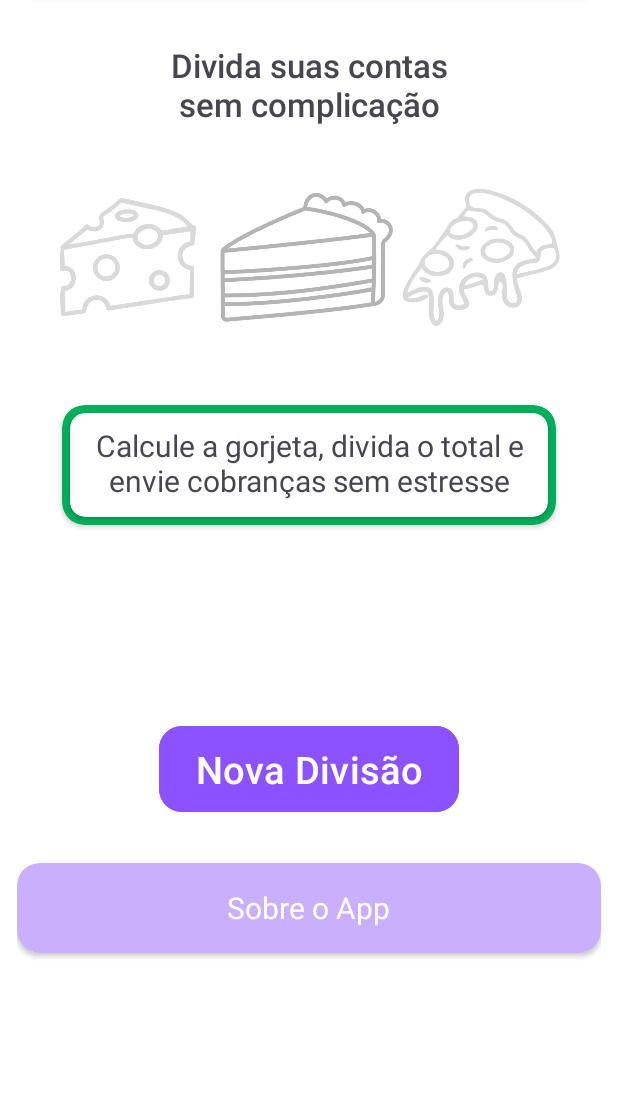
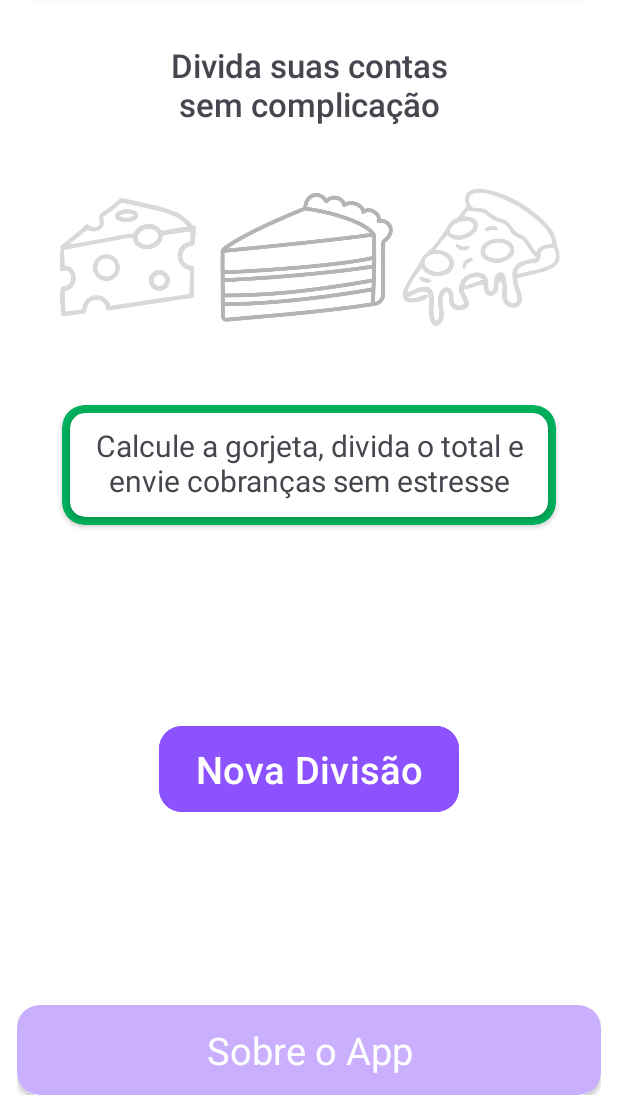
Before and after one commit to luizadesouzaprestes/SlicePay, an Android app: the screen it shows after launch (MainActivity), on a phone screen of 412 x 824 dp, the part 124-1236 px from its top. Run offline under Robolectric (Android 15) with nearby library versions, the phone set to English and light mode, and no system bars; Roboto replaces fonts that are not available here.

Commit message:
código tela1

```diff
--- a/app/src/main/java/com/example/slicepay/MainActivity.java
+++ b/app/src/main/java/com/example/slicepay/MainActivity.java
@@ -1,14 +1,22 @@
 package com.example.slicepay;
 
+import android.content.Intent;
 import android.os.Bundle;
+import android.view.View;
+import android.widget.Button;
+import android.widget.TextView;
 
 import androidx.activity.EdgeToEdge;
 import androidx.appcompat.app.AppCompatActivity;
+import androidx.cardview.widget.CardView;
 import androidx.core.graphics.Insets;
 import androidx.core.view.ViewCompat;
 import androidx.core.view.WindowInsetsCompat;
 
 public class MainActivity extends AppCompatActivity {
+
+    Button btnNovaDivisao;
+    TextView textSobre;
 
     @Override
     protected void onCreate(Bundle savedInstanceState) {
@@ -19,6 +27,21 @@ public class MainActivity extends AppCompatActivity {
             Insets systemBars = insets.getInsets(WindowInsetsCompat.Type.systemBars());
             v.setPadding(systemBars.left, systemBars.top, systemBars.right, systemBars.bottom);
             return insets;
+
         });
+
+        btnNovaDivisao = findViewById(R.id.button1);
+        textSobre = findViewById(R.id.sobre1);
+
+        }
+        public void abrirNovaDivisao(View v){
+            Intent intent = new Intent(this, MainActivity2.class);
+            startActivity(intent);
+        }
+        public void abrirSobre(View v) {
+            Intent intent = new Intent(this, MainActivity5.class);
+            startActivity(intent);
+        }
+
+
     }
-}
--- a/app/src/main/res/layout/activity_main.xml
+++ b/app/src/main/res/layout/activity_main.xml
@@ -116,9 +116,14 @@
             android:layout_marginTop="130dp"
             android:layout_marginEnd="20dp"
             android:backgroundTint="@color/roxo"
+            android:onClick="abrirNovaDivisao"
             android:text="@string/botao1"
             android:textSize="25dp"
             app:cornerRadius="15dp" />
+        <View
+            android:layout_width="match_parent"
+            android:layout_height="0dp"
+            android:layout_weight="1" />
 
         <androidx.cardview.widget.CardView
             android:layout_width="match_parent"
@@ -133,10 +138,11 @@
                 android:layout_width="wrap_content"
                 android:layout_height="wrap_content"
                 android:layout_gravity="center"
+                android:onClick="abrirSobre"
                 android:text="@string/sobre"
                 android:textAlignment="center"
                 android:textColor="@color/white"
-                android:textSize="20sp" />
+                android:textSize="25sp" />
         </androidx.cardview.widget.CardView>
 
     </LinearLayout>
--- a/app/src/main/res/layout/activity_main2.xml
+++ b/app/src/main/res/layout/activity_main2.xml
@@ -109,6 +109,11 @@
             android:textSize="25dp"
             app:cornerRadius="15dp" />
 
+        <View
+            android:layout_width="match_parent"
+            android:layout_height="0dp"
+            android:layout_weight="1" />
+
         <androidx.cardview.widget.CardView
             android:layout_width="match_parent"
             android:layout_height="60dp"
--- a/app/src/main/res/layout/activity_main3.xml
+++ b/app/src/main/res/layout/activity_main3.xml
@@ -217,6 +217,11 @@
             android:textSize="25sp"
             app:cornerRadius="15dp" />
 
+        <View
+            android:layout_width="match_parent"
+            android:layout_height="0dp"
+            android:layout_weight="1" />
+
         <androidx.cardview.widget.CardView
             android:layout_width="match_parent"
             android:layout_height="60dp"
--- a/app/src/main/res/layout/activity_main4.xml
+++ b/app/src/main/res/layout/activity_main4.xml
@@ -209,6 +209,11 @@
             android:textSize="25sp"
             app:cornerRadius="15dp" />
 
+        <View
+            android:layout_width="match_parent"
+            android:layout_height="0dp"
+            android:layout_weight="1" />
+
         <androidx.cardview.widget.CardView
             android:layout_width="match_parent"
             android:layout_height="60dp"
--- a/app/src/main/res/layout/activity_main5.xml
+++ b/app/src/main/res/layout/activity_main5.xml
@@ -71,6 +71,11 @@
             android:textAlignment="center"
             android:textSize="20sp" />
 
+        <View
+            android:layout_width="match_parent"
+            android:layout_height="0dp"
+            android:layout_weight="1" />
+
         <androidx.cardview.widget.CardView
             android:layout_width="match_parent"
             android:layout_height="60dp"
```
